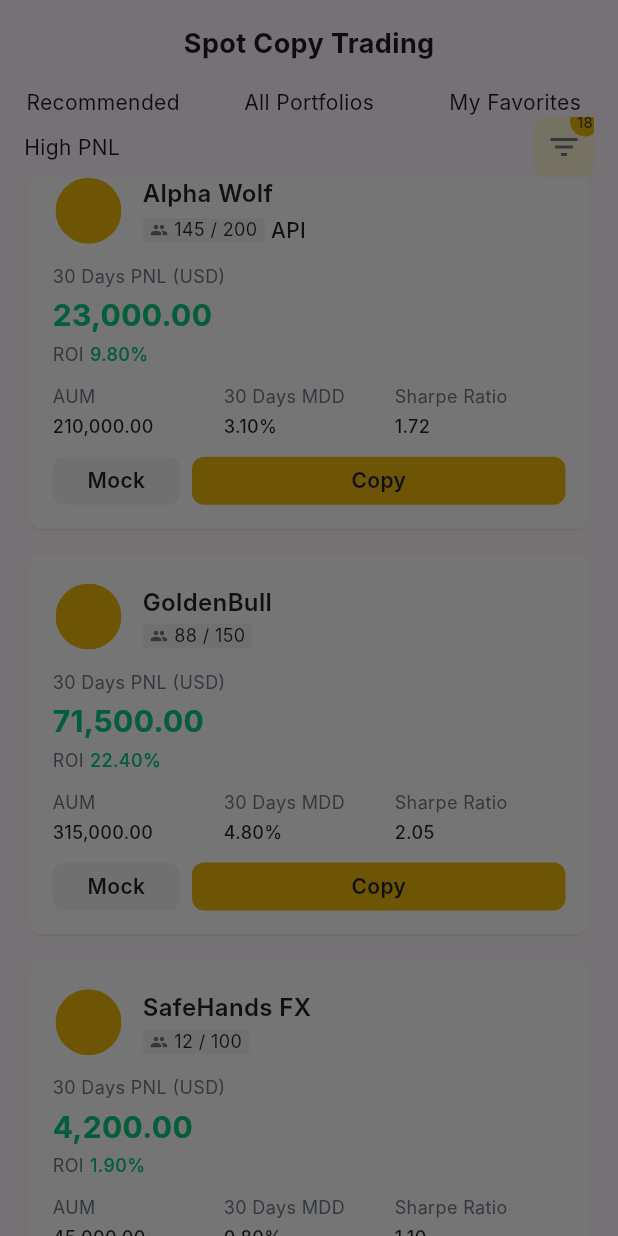
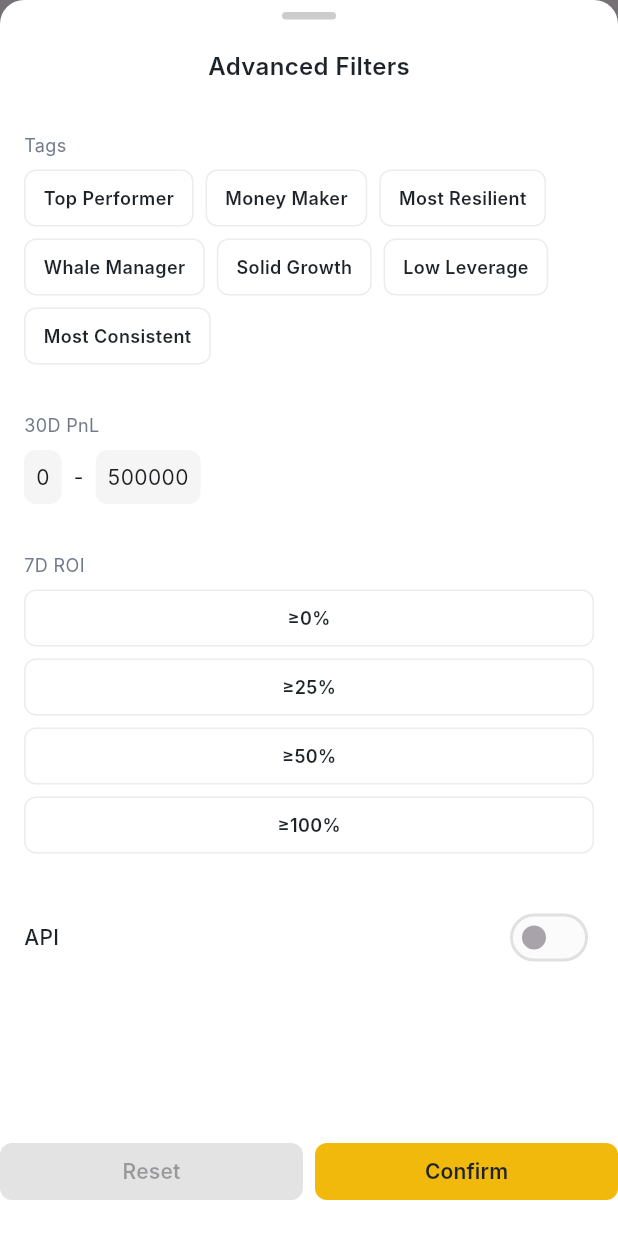
Before and after one commit to NaphatNu/FE-Assessment_Earnex, a Flutter app: the screen it shows after launch, scrolled down 576 dp, after a tap on the "filter list" icon, on a phone screen of 412 x 824 dp. Run offline on Flutter 3.47's test engine with Material 3 defaults, Android fonts, the phone set to English and light mode, and no system bars; our stand-ins replace flutter_riverpod; network calls fail; Roboto replaces fonts that are missing (Inter).

Commit message:
Phase 05: Filter bottom sheet (decoupled)
FilterBottomSheet is instantiable as const FilterBottomSheet() with no fields
beyond key -- it reads/writes filter state only through draftFilterProvider
and appliedFilterProvider. Tag chips, Reset/Confirm behavior, and the sheet
layout are grounded in docs/05-figma-extraction.md's Filter sheet section:
the real 7-tag set (not the 5 in the original phase 05 draft), Advanced
Filters title, grabber-only header (no close X, matching the design's
drag-to-dismiss), and Reset disabled until the draft differs from empty.
Selection is signalled by both border color and a check icon (Figma uses
border color alone, which is not enough for color-blind users).

Co-Authored-By: Claude Opus 5 <noreply@anthropic.com>

```diff
--- /dev/null
+++ b/lib/src/ui/filter/filter_bottom_sheet.dart
@@ -0,0 +1,195 @@
+import 'package:flutter/material.dart';
+import 'package:flutter_riverpod/flutter_riverpod.dart';
+import 'package:fe_assessment_earnex/src/ui/filter/tag_chip_group.dart';
+import 'package:fe_assessment_earnex/src/ui/filter/sheet_actions.dart';
+
+/// A filter bottom sheet that can be instantiated as const FilterBottomSheet().
+class FilterBottomSheet extends ConsumerWidget {
+  const FilterBottomSheet({super.key});
+
+  @override
+  Widget build(BuildContext context, WidgetRef ref) {
+    return Container(
+      decoration: const BoxDecoration(
+        color: Color(0xFFFFFFFF),
+        borderRadius: BorderRadius.vertical(top: Radius.circular(16)),
+      ),
+      child: Column(
+        mainAxisSize: MainAxisSize.min,
+        children: [
+          // Header
+          Padding(
+            padding: EdgeInsets.only(top: 4, bottom: 20),
+            child: Column(
+              children: [
+                SizedBox(height: 4),
+                Center(
+                  child: Container(
+                    width: 36,
+                    height: 5,
+                    decoration: BoxDecoration(
+                      color: Color(0xFFCCCCCC),
+                      borderRadius: BorderRadius.all(Radius.circular(100)),
+                    ),
+                  ),
+                ),
+                SizedBox(height: 20),
+                Text(
+                  'Advanced Filters',
+                  style: TextStyle(
+                    fontSize: 16,
+                    fontWeight: FontWeight.w600,
+                    color: Color(0xFF1E2329),
+                  ),
+                ),
+              ],
+            ),
+          ),
+          const SizedBox(height: 12),
+          // Scrollable body
+          Expanded(
+            child: SingleChildScrollView(
+              child: Padding(
+                padding: const EdgeInsets.symmetric(horizontal: 16),
+                child: Column(
+                  crossAxisAlignment: CrossAxisAlignment.start,
+                  children: [
+                    // Tags section
+                    const Text(
+                      'Tags',
+                      style: TextStyle(
+                        fontSize: 12,
+                        fontWeight: FontWeight.normal,
+                        color: Color(0xFF707A8A),
+                      ),
+                    ),
+                    const SizedBox(height: 8),
+                    const TagChipGroup(),
+                    const SizedBox(height: 32),
+                    // 30D PnL section (visual only)
+                    const Text(
+                      '30D PnL',
+                      style: TextStyle(
+                        fontSize: 12,
+                        fontWeight: FontWeight.normal,
+                        color: Color(0xFF707A8A),
+                      ),
+                    ),
+                    const SizedBox(height: 8),
+                    Row(
+                      children: [
+                        Container(
+                          padding: const EdgeInsets.all(8),
+                          decoration: const BoxDecoration(
+                            color: Color(0xFFF5F5F5),
+                            borderRadius: BorderRadius.all(Radius.circular(8)),
+                          ),
+                          child: const Text('0'),
+                        ),
+                        const Padding(
+                          padding: EdgeInsets.symmetric(horizontal: 8),
+                          child: Text('-'),
+                        ),
+                        Container(
+                          padding: const EdgeInsets.all(8),
+                          decoration: const BoxDecoration(
+                            color: Color(0xFFF5F5F5),
+                            borderRadius: BorderRadius.all(Radius.circular(8)),
+                          ),
+                          child: const Text('500000'),
+                        ),
+                      ],
+                    ),
+                    const SizedBox(height: 32),
+                    // 7D ROI section (visual only)
+                    const Text(
+                      '7D ROI',
+                      style: TextStyle(
+                        fontSize: 12,
+                        fontWeight: FontWeight.normal,
+                        color: Color(0xFF707A8A),
+                      ),
+                    ),
+                    const SizedBox(height: 8),
+                    Wrap(
+                      spacing: 8,
+                      runSpacing: 8,
+                      children: [
+                        _ROIChip(label: '≥0%'),
+                        _ROIChip(label: '≥25%'),
+                        _ROIChip(label: '≥50%'),
+                        _ROIChip(label: '≥100%'),
+                      ],
+                    ),
+                    const SizedBox(height: 32),
+                    // API row (visual only)
+                    const Row(
+                      mainAxisAlignment: MainAxisAlignment.spaceBetween,
+                      children: [
+                        Text(
+                          'API',
+                          style: TextStyle(
+                            fontSize: 14,
+                            fontWeight: FontWeight.w500,
+                            color: Color(0xFF1E2329),
+                          ),
+                        ),
+                        Switch(
+                          value: false,
+                          onChanged: null,
+                        ),
+                      ],
+                    ),
+                  ],
+                ),
+              ),
+            ),
+          ),
+          // Footer
+          const SafeArea(
+            top: true,
+            child: Padding(
+              padding: EdgeInsets.only(top: 16, bottom: 24),
+              child: SheetActions(),
+            ),
+          ),
+        ],
+      ),
+    );
+  }
+}
+
+/// A non-interactive chip for displaying ROI values.
+class _ROIChip extends StatelessWidget {
+  final String label;
+
+  const _ROIChip({required this.label});
+
+  @override
+  Widget build(BuildContext context) {
+    return Container(
+      height: 38,
+      decoration: BoxDecoration(
+        color: const Color(0xFFFFFFFF),
+        borderRadius: const BorderRadius.all(Radius.circular(8)),
+        border: Border.all(
+          color: const Color(0xFFEAECEF),
+          width: 1,
+        ),
+      ),
+      child: Padding(
+        padding: const EdgeInsets.symmetric(horizontal: 12),
+        child: Center(
+          child: Text(
+            label,
+            style: const TextStyle(
+              fontSize: 12,
+              fontWeight: FontWeight.w600,
+              color: Color(0xFF1E2329),
+            ),
+          ),
+        ),
+      ),
+    );
+  }
+}
--- /dev/null
+++ b/lib/src/ui/filter/sheet_actions.dart
@@ -0,0 +1,78 @@
+import 'package:flutter/material.dart';
+import 'package:flutter_riverpod/flutter_riverpod.dart';
+import 'package:fe_assessment_earnex/src/providers.dart';
+
+/// Action buttons for the filter bottom sheet: Reset and Confirm.
+class SheetActions extends ConsumerWidget {
+  const SheetActions({super.key});
+
+  @override
+  Widget build(BuildContext context, WidgetRef ref) {
+    final draft = ref.watch(draftFilterProvider);
+
+    return Row(
+      children: [
+        Expanded(
+          child: SizedBox(
+            height: 38,
+            child: ElevatedButton(
+              onPressed: draft.isEmpty
+                  ? null
+                  : () {
+                      ref.read(draftFilterProvider.notifier).reset();
+                    },
+              style: ElevatedButton.styleFrom(
+                backgroundColor: draft.isEmpty
+                    ? const Color(0xFFF0F0F0)
+                    : const Color(0xFFF0B90B),
+                foregroundColor: draft.isEmpty
+                    ? const Color(0xFF9CA3AF)
+                    : const Color(0xFF1E2329),
+                shape: RoundedRectangleBorder(
+                  borderRadius: BorderRadius.circular(8),
+                ),
+                elevation: 0,
+              ),
+              child: const Text(
+                'Reset',
+                style: TextStyle(
+                  fontSize: 14,
+                  fontWeight: FontWeight.w600,
+                ),
+              ),
+            ),
+          ),
+        ),
+        const SizedBox(width: 8),
+        Expanded(
+          child: SizedBox(
+            height: 38,
+            child: ElevatedButton(
+              onPressed: () {
+                ref.read(appliedFilterProvider.notifier).apply(
+                      ref.read(draftFilterProvider),
+                    );
+                Navigator.pop(context);
+              },
+              style: ElevatedButton.styleFrom(
+                backgroundColor: const Color(0xFFF0B90B),
+                foregroundColor: const Color(0xFF1E2329),
+                shape: RoundedRectangleBorder(
+                  borderRadius: BorderRadius.circular(8),
+                ),
+                elevation: 0,
+              ),
+              child: const Text(
+                'Confirm',
+                style: TextStyle(
+                  fontSize: 14,
+                  fontWeight: FontWeight.w600,
+                ),
+              ),
+            ),
+          ),
+        ),
+      ],
+    );
+  }
+}
--- /dev/null
+++ b/lib/src/ui/filter/tag_chip.dart
@@ -0,0 +1,57 @@
+import 'package:flutter/material.dart';
+
+/// A tag chip widget that can be selected or unselected.
+class TagChip extends StatelessWidget {
+  final String label;
+  final bool selected;
+  final VoidCallback? onTap;
+
+  const TagChip({
+    super.key,
+    required this.label,
+    required this.selected,
+    this.onTap,
+  });
+
+  @override
+  Widget build(BuildContext context) {
+    return GestureDetector(
+      onTap: onTap,
+      child: Container(
+        height: 38,
+        decoration: BoxDecoration(
+          color: const Color(0xFFFFFFFF),
+          borderRadius: const BorderRadius.all(Radius.circular(8)),
+          border: Border.all(
+            color: selected ? const Color(0xFF1E2329) : const Color(0xFFEAECEF),
+            width: selected ? 2 : 1,
+          ),
+        ),
+        child: Padding(
+          padding: const EdgeInsets.symmetric(horizontal: 12),
+          child: Row(
+            mainAxisSize: MainAxisSize.min,
+            children: [
+              if (selected) ...[
+                const Icon(
+                  Icons.check,
+                  size: 14,
+                  color: Color(0xFF1E2329),
+                ),
+                const SizedBox(width: 4),
+              ],
+              Text(
+                label,
+                style: const TextStyle(
+                  fontSize: 12,
+                  fontWeight: FontWeight.w600,
+                  color: Color(0xFF1E2329),
+                ),
+              ),
+            ],
+          ),
+        ),
+      ),
+    );
+  }
+}
--- /dev/null
+++ b/lib/src/ui/filter/tag_chip_group.dart
@@ -0,0 +1,39 @@
+import 'package:flutter/material.dart';
+import 'package:flutter_riverpod/flutter_riverpod.dart';
+import 'package:fe_assessment_earnex/src/providers.dart';
+import 'package:fe_assessment_earnex/src/ui/filter/tag_chip.dart';
+
+/// A group of tag chips that displays the 7 required tags and manages selection.
+class TagChipGroup extends ConsumerWidget {
+  const TagChipGroup({super.key});
+
+  // The exact 7 tag chip labels in the required order
+  static const List<String> _tagLabels = [
+    "Top Performer",
+    "Money Maker",
+    "Most Resilient",
+    "Whale Manager",
+    "Solid Growth",
+    "Low Leverage",
+    "Most Consistent",
+  ];
+
+  @override
+  Widget build(BuildContext context, WidgetRef ref) {
+    final draft = ref.watch(draftFilterProvider);
+
+    return Wrap(
+      spacing: 8,
+      runSpacing: 8,
+      children: _tagLabels.map((label) {
+        return TagChip(
+          label: label,
+          selected: draft.tags.contains(label),
+          onTap: () {
+            ref.read(draftFilterProvider.notifier).toggleTag(label);
+          },
+        );
+      }).toList(),
+    );
+  }
+}
--- a/lib/src/ui/filter_icon_with_badge.dart
+++ b/lib/src/ui/filter_icon_with_badge.dart
@@ -1,6 +1,8 @@
 import 'package:flutter/material.dart';
 import 'package:flutter_riverpod/flutter_riverpod.dart';
 import 'package:fe_assessment_earnex/src/providers.dart';
+
+import 'package:fe_assessment_earnex/src/ui/filter/filter_bottom_sheet.dart';
 
 /// A filter icon with a badge showing the filtered count.
 class FilterIconWithBadge extends ConsumerWidget {
@@ -29,7 +31,7 @@ class FilterIconWithBadge extends ConsumerWidget {
               showModalBottomSheet(
                 context: context,
                 isScrollControlled: true,
-                builder: (_) => const SizedBox.shrink(),
+                builder: (_) => const FilterBottomSheet(),
               );
             },
           ),
```
Also changed, not shown: 1 other file.
